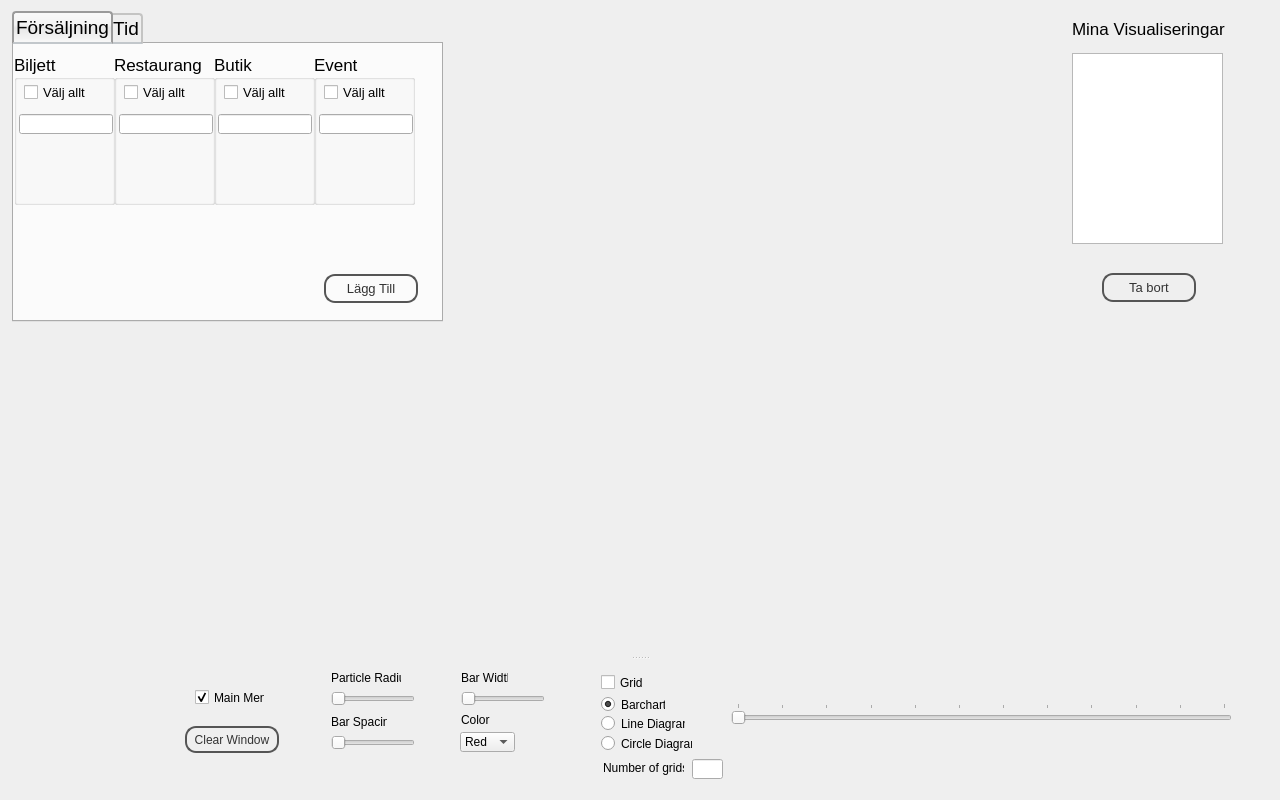
Qt form talespin/mainwindow.ui (kayson/talespin) before a commit.
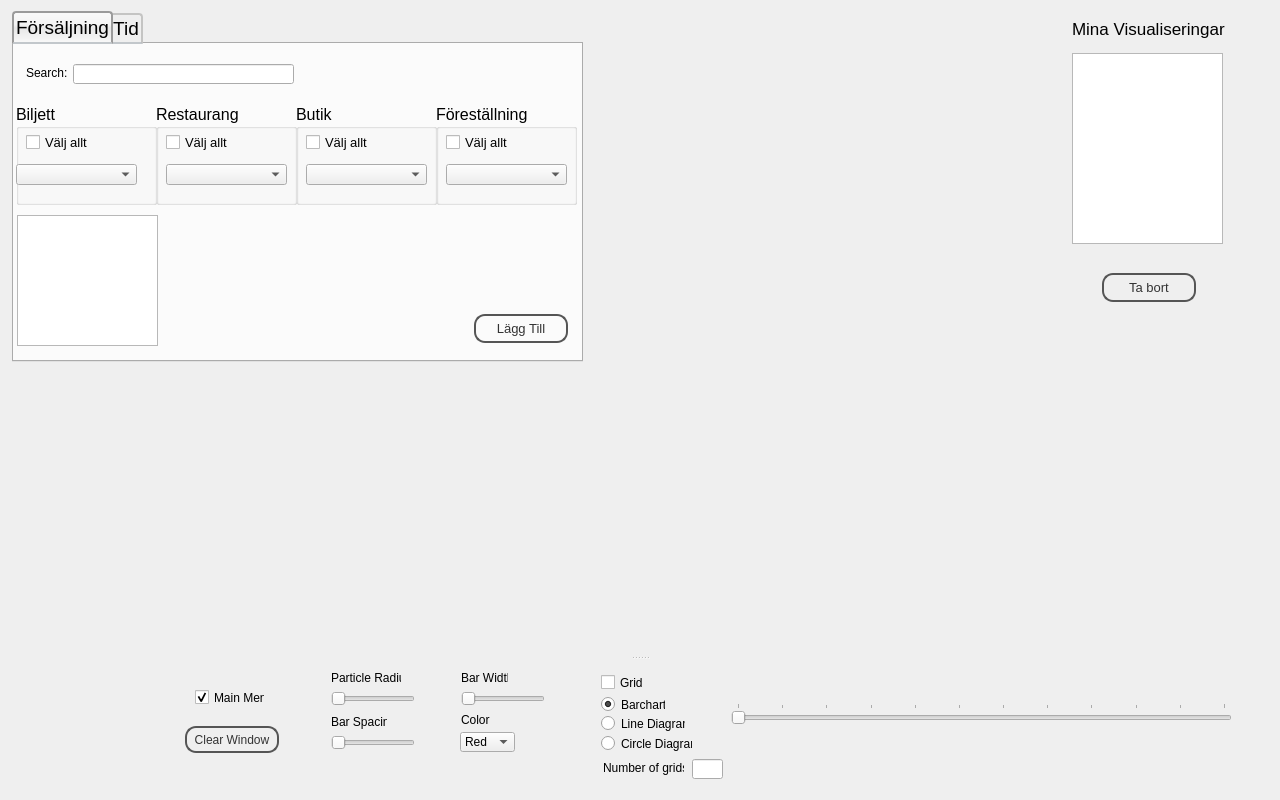
The same form after that commit. The open tabs and pages were chosen to show the change. Custom widgets are drawn as their Qt base class.

The edit to the form file:
```diff
--- a/talespin/mainwindow.ui
+++ b/talespin/mainwindow.ui
@@ -173,8 +173,8 @@
          <rect>
           <x>1</x>
           <y>0</y>
-          <width>431</width>
-          <height>311</height>
+          <width>571</width>
+          <height>351</height>
          </rect>
         </property>
         <property name="font">
@@ -204,15 +204,15 @@
          <widget class="QGroupBox" name="groupBox">
           <property name="geometry">
            <rect>
-            <x>0</x>
-            <y>10</y>
-            <width>101</width>
-            <height>151</height>
+            <x>2</x>
+            <y>60</y>
+            <width>141</width>
+            <height>101</height>
            </rect>
           </property>
           <property name="font">
            <font>
-            <pointsize>13</pointsize>
+            <pointsize>12</pointsize>
            </font>
           </property>
           <property name="title">
@@ -236,34 +236,29 @@
             <string>Välj allt</string>
            </property>
           </widget>
-          <widget class="QLineEdit" name="searchAllArticles">
+          <widget class="QComboBox" name="ticketComboBox">
            <property name="geometry">
             <rect>
-             <x>5</x>
+             <x>0</x>
              <y>60</y>
-             <width>94</width>
-             <height>20</height>
+             <width>121</width>
+             <height>21</height>
             </rect>
            </property>
-           <property name="font">
-            <font>
-             <pointsize>10</pointsize>
-            </font>
-           </property>
           </widget>
          </widget>
          <widget class="QGroupBox" name="groupBox_2">
           <property name="geometry">
            <rect>
-            <x>100</x>
-            <y>10</y>
-            <width>101</width>
-            <height>151</height>
+            <x>142</x>
+            <y>60</y>
+            <width>141</width>
+            <height>101</height>
            </rect>
           </property>
           <property name="font">
            <font>
-            <pointsize>13</pointsize>
+            <pointsize>12</pointsize>
            </font>
           </property>
           <property name="title">
@@ -287,13 +282,13 @@
             <string>Välj allt</string>
            </property>
           </widget>
-          <widget class="QLineEdit" name="lineEdit_5">
+          <widget class="QComboBox" name="restaurantComboBox">
            <property name="geometry">
             <rect>
-             <x>5</x>
+             <x>10</x>
              <y>60</y>
-             <width>94</width>
-             <height>20</height>
+             <width>121</width>
+             <height>21</height>
             </rect>
            </property>
           </widget>
@@ -301,15 +296,15 @@
          <widget class="QGroupBox" name="groupBox_3">
           <property name="geometry">
            <rect>
-            <x>200</x>
-            <y>10</y>
-            <width>101</width>
-            <height>151</height>
+            <x>282</x>
+            <y>60</y>
+            <width>141</width>
+            <height>101</height>
            </rect>
           </property>
           <property name="font">
            <font>
-            <pointsize>13</pointsize>
+            <pointsize>12</pointsize>
            </font>
           </property>
           <property name="title">
@@ -333,13 +328,13 @@
             <string>Välj allt</string>
            </property>
           </widget>
-          <widget class="QLineEdit" name="lineEdit_6">
+          <widget class="QComboBox" name="shopComboBox">
            <property name="geometry">
             <rect>
-             <x>4</x>
+             <x>10</x>
              <y>60</y>
-             <width>94</width>
-             <height>20</height>
+             <width>121</width>
+             <height>21</height>
             </rect>
            </property>
           </widget>
@@ -347,19 +342,19 @@
          <widget class="QGroupBox" name="groupBox_4">
           <property name="geometry">
            <rect>
-            <x>300</x>
-            <y>10</y>
-            <width>101</width>
-            <height>151</height>
+            <x>422</x>
+            <y>60</y>
+            <width>141</width>
+            <height>101</height>
            </rect>
           </property>
           <property name="font">
            <font>
-            <pointsize>13</pointsize>
+            <pointsize>12</pointsize>
            </font>
           </property>
           <property name="title">
-           <string>Event</string>
+           <string>Föreställning</string>
           </property>
           <widget class="QCheckBox" name="checkBox_5">
            <property name="geometry">
@@ -379,13 +374,13 @@
             <string>Välj allt</string>
            </property>
           </widget>
-          <widget class="QLineEdit" name="lineEdit_7">
+          <widget class="QComboBox" name="showComboBox">
            <property name="geometry">
             <rect>
-             <x>5</x>
+             <x>10</x>
              <y>60</y>
-             <width>94</width>
-             <height>20</height>
+             <width>121</width>
+             <height>21</height>
             </rect>
            </property>
           </widget>
@@ -393,8 +388,8 @@
          <widget class="QPushButton" name="addToList">
           <property name="geometry">
            <rect>
-            <x>310</x>
-            <y>230</y>
+            <x>460</x>
+            <y>270</y>
             <width>94</width>
             <height>29</height>
            </rect>
@@ -411,6 +406,44 @@
            <string>Lägg Till</string>
           </property>
          </widget>
+         <widget class="QLineEdit" name="searchAllArticles">
+          <property name="geometry">
+           <rect>
+            <x>59</x>
+            <y>20</y>
+            <width>221</width>
+            <height>20</height>
+           </rect>
+          </property>
+          <property name="font">
+           <font>
+            <pointsize>10</pointsize>
+           </font>
+          </property>
+         </widget>
+         <widget class="QLabel" name="label_14">
+          <property name="geometry">
+           <rect>
+            <x>12</x>
+            <y>22</y>
+            <width>46</width>
+            <height>13</height>
+           </rect>
+          </property>
+          <property name="text">
+           <string>Search:</string>
+          </property>
+         </widget>
+         <widget class="QListWidget" name="addMultipleItems">
+          <property name="geometry">
+           <rect>
+            <x>3</x>
+            <y>171</y>
+            <width>141</width>
+            <height>131</height>
+           </rect>
+          </property>
+         </widget>
         </widget>
         <widget class="QWidget" name="tab_12">
          <attribute name="title">
```
Left out of the diff: 10 changed lines with no effect on the pictures.
